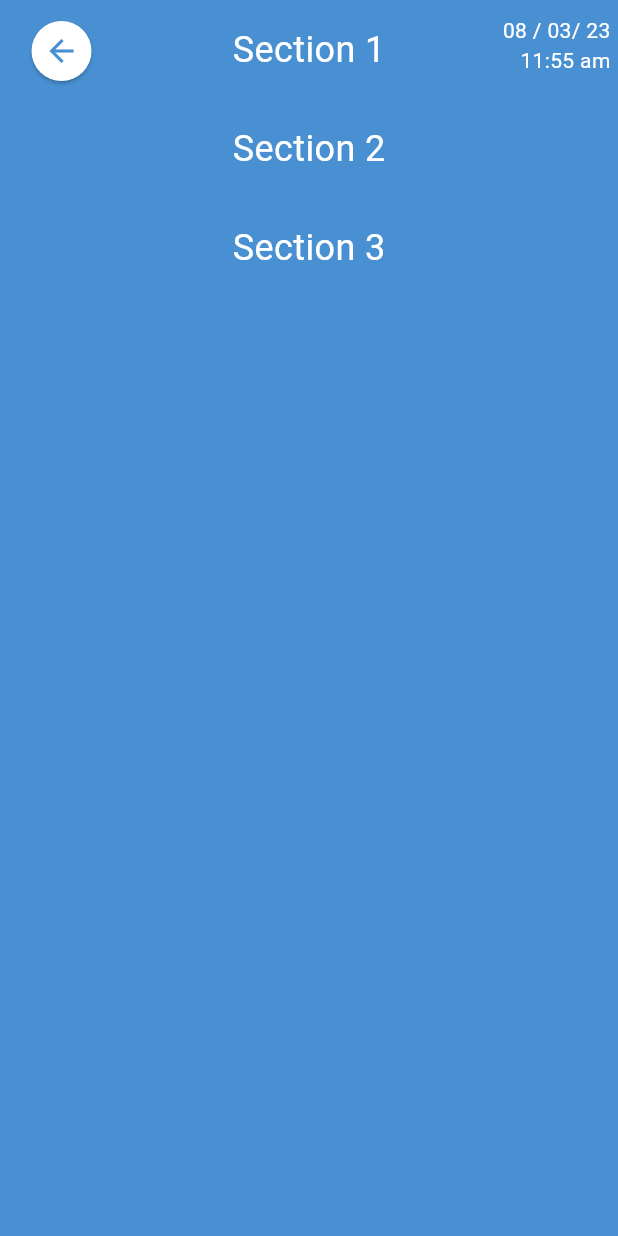
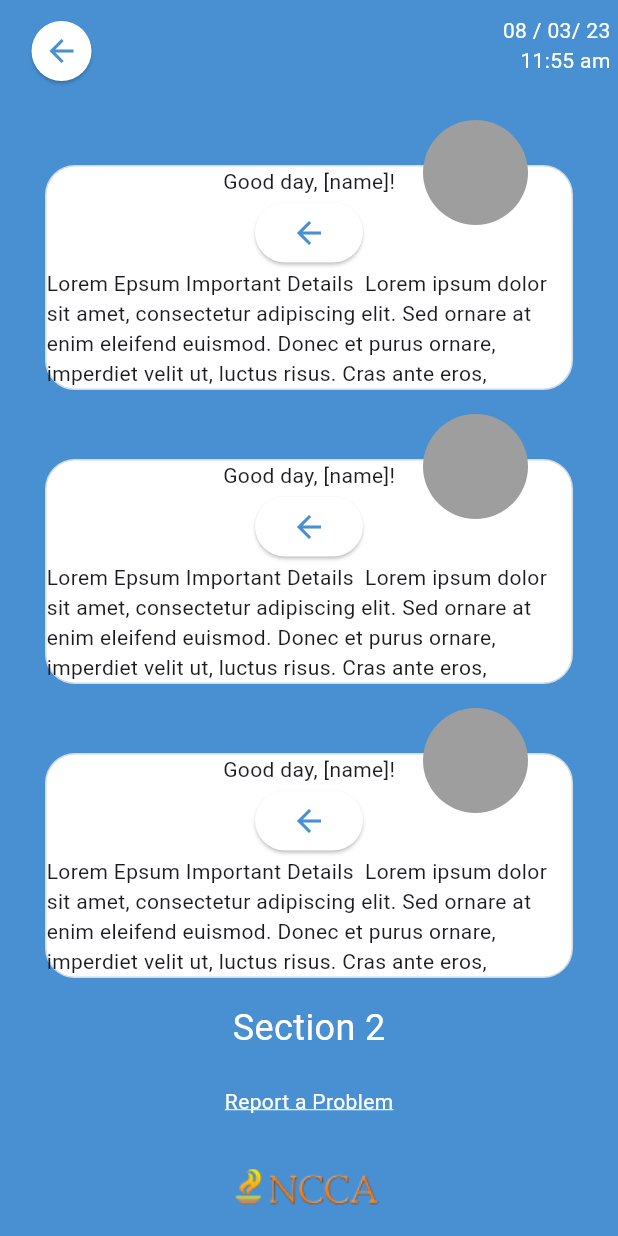
Before and after one commit to Hestice/payroll_viewer, a Flutter app: the HomeScreen screen opened by its route, on a phone screen of 412 x 824 dp. Run offline on Flutter 3.47's test engine with Material 2 defaults, Android fonts, the phone set to English and light mode, and no system bars; our stand-ins replace form_validator, go_router.

Commit message:
home screen update

```diff
--- a/frontend/payroll_viewer/lib/screens/home_screen.dart
+++ b/frontend/payroll_viewer/lib/screens/home_screen.dart
@@ -17,11 +17,58 @@ class _HomeScreenState extends State<HomeScreen> {
         body: SafeArea(
           child: Stack(
             children: [
+              Padding( //Footer
+                    padding:
+                    EdgeInsets.only(
+                      bottom: 20,
+                    ),
+                    child:
                       Align(
+                      alignment: Alignment.bottomCenter,
+                        child: Image(
+                          image: AssetImage('assets/images/ncca_footer.png'),
+                      ),
+                    ),
+                  ),
+              Padding( //Report a Problem
+                  padding:
+                  EdgeInsets.only(
+                    bottom: 80,
+                  ),
+                  child:
+                    Align(
+                    alignment: Alignment.bottomCenter,
+                      child: GestureDetector(
+                        onTap: () {
+                        GoRouter.of(context).go('/report_screen');
+                        print('report problem Clicked');
+                      },
+                      child: Text(
+                      'Report a Problem',
+                        style: TextStyle(
+                          color: Colors.white,
+                          decoration: TextDecoration.underline,
+                          decorationColor: Colors.white,
+                        ),
+                      ),
+                    ),
+                  ),
+                ),
+              Container(
+                margin: EdgeInsets.fromLTRB(30, 80, 30, 120),
+                // decoration: BoxDecoration(
+                //         border: Border.all(width: 1.0, color: Color.fromARGB(255, 255, 0, 0)),
+                // ),
+                //FOR DEBUGGING PURPOSES ONLY
+                child: Align (
                   alignment: Alignment.topCenter,
                   child: SingleChildScrollView(
-                  child: Column(
+                    child: Column (
                       children: [
+                        _requestPayroll(),
+                        SizedBox(height: 16,),
+                        _requestPayroll(),
+                        SizedBox(height: 16,),
                         _requestPayroll(),
                         _payrollHistory(),
                         _payslipArchive(),
@@ -29,7 +76,8 @@ class _HomeScreenState extends State<HomeScreen> {
                     ),
                   ),
                 ),
-              Positioned(
+              ),
+              Positioned( //Date
                 top: 10,
                 right: 5,
                 child: Column(
@@ -46,7 +94,7 @@ class _HomeScreenState extends State<HomeScreen> {
                   ],
                 )
               ),
-              Positioned(
+              Positioned( // Time
                 top: 10,
                 left: 5,
                 child: ElevatedButton(
@@ -73,12 +121,51 @@ class _HomeScreenState extends State<HomeScreen> {
   }
 
   Widget _requestPayroll() {
-    return Container(
-      padding: EdgeInsets.all(16),
-      child: Text(
-        'Section 1',
-        style: TextStyle(fontSize: 24, color: Colors.white),
+    return Stack(
+      children: [
+        Container(
+          margin: EdgeInsets.only(top:30,),
+          decoration: BoxDecoration(
+            color: Colors.white,
+            border: Border.all(
+              color: Color(0xFFD1DBE5),
             ),
+            borderRadius: BorderRadius.all(Radius.circular(20))
+          ),
+          child: Column(
+            children: [
+              Text('Good day, [name]!'),
+              ElevatedButton(
+                style: ElevatedButton.styleFrom(
+                  primary: Colors.white,
+                ),
+                onPressed: () {
+                  GoRouter.of(context).go('/payroll_screen');
+                  print('Back Button Clicked');
+                },
+                child: Icon(
+                  Icons.arrow_back,
+                  color: Color(0xFF4890D2),
+                  size: 24,
+                ),
+              ),
+              Text('Lorem Epsum Important Details  Lorem ipsum dolor sit amet, consectetur adipiscing elit. Sed ornare at enim eleifend euismod. Donec et purus ornare, imperdiet velit ut, luctus risus. Cras ante eros, '),
+            ],
+          ),
+        ),
+         Positioned(
+          top: 0,
+          right: 30,
+            child: Container(
+            width: 70,
+            height: 70,
+            decoration: BoxDecoration(
+              shape: BoxShape.circle,
+              color: Colors.grey,
+            ),
+          ),
+        ),
+      ],
     );
   }
 
--- a/frontend/payroll_viewer/lib/screens/terms_and_conditions_screen.dart
+++ b/frontend/payroll_viewer/lib/screens/terms_and_conditions_screen.dart
@@ -166,7 +166,7 @@ class _TermsAndConditionsScreenState extends State<TermsAndConditionsScreen> {
                           print('report problem Clicked');
                         },
                         child: Text(
-                        'Report Problem',
+                        'Report a Problem',
                           style: TextStyle(
                             color: Colors.white,
                             decoration: TextDecoration.underline,
```
Lines whose indentation alone changed are shown as unchanged.
